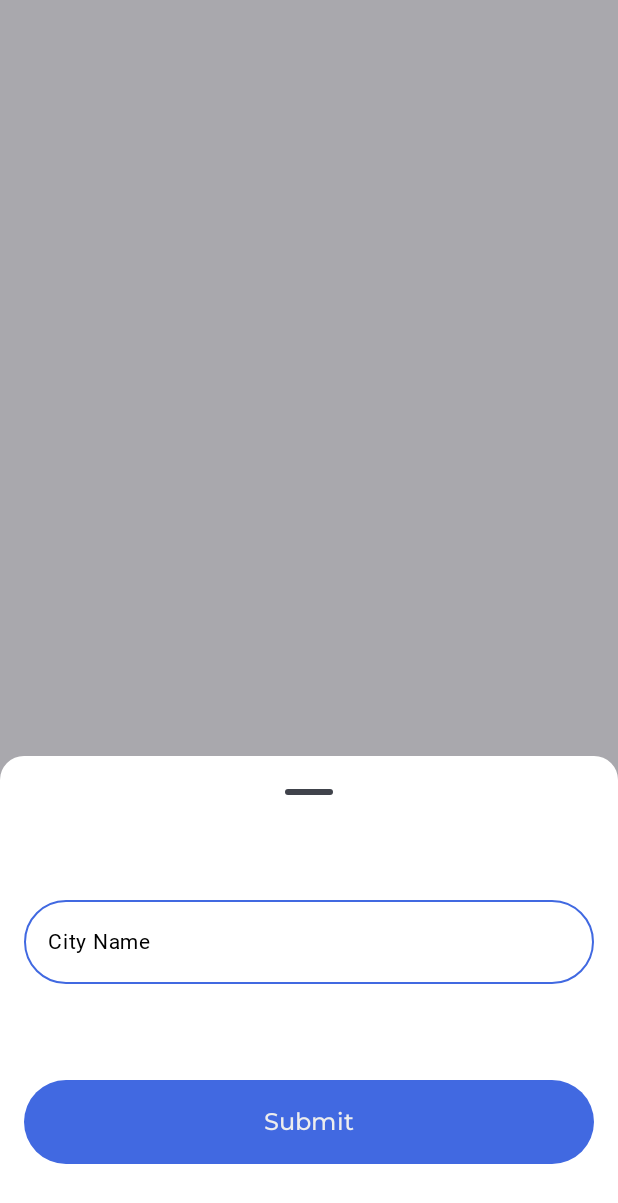
After one commit to isllamm/Weather-App, an Android app built with Jetpack Compose: the composable AddCityBottomSheet shown on its own in the app's theme, on a phone screen of 412 x 824 dp. The commit adds this screen. Shown: the top 1203 px of the screen. Run offline under Robolectric (Android 15) with nearby library versions, the phone set to English and light mode, and no system bars; Roboto replaces fonts that are not available here; 2 statements that could not run were skipped.

Commit message:
Add City Bottom Sheet

```diff
--- a/app/src/main/java/com/weatherapp/core/ui/components/DefaultTextField.kt
+++ b/app/src/main/java/com/weatherapp/core/ui/components/DefaultTextField.kt
@@ -24,8 +24,6 @@ import androidx.compose.ui.unit.dp
 import androidx.compose.ui.unit.sp
 import com.weatherapp.core.ui.theme.AppFont
 import com.weatherapp.core.ui.theme.LightBlue
-import com.weatherapp.core.ui.theme.StrokeColor
-import com.weatherapp.core.ui.theme.TextColor
 
 
 @Composable
@@ -83,7 +81,7 @@ fun DefaultTextField(
                 else {
                     if (!focusState) hint else ""
                 },
-                color = StrokeColor, fontFamily = AppFont.MontserratFont,
+                color = Color.Black, fontFamily = AppFont.MontserratFont,
                 fontSize = fontSize.sp
             )
         },
@@ -92,10 +90,10 @@ fun DefaultTextField(
             fontFamily = AppFont.MontserratFont
         ),
         colors = OutlinedTextFieldDefaults.colors(
-            focusedTextColor = TextColor,
-            unfocusedTextColor = TextColor,
+            focusedTextColor = Color.Black,
+            unfocusedTextColor = Color.Black,
             focusedBorderColor = LightBlue,
-            unfocusedBorderColor = StrokeColor,
+            unfocusedBorderColor = LightBlue,
             unfocusedContainerColor = backgroundColor,
             focusedContainerColor = focusedBackgroundColor
         ),
--- a/app/src/main/java/com/weatherapp/domain/models/List.kt
+++ b/app/src/main/java/com/weatherapp/domain/models/List.kt
@@ -6,10 +6,4 @@ data class List(
     @SerializedName("dt") var dt: Int? = null,
     @SerializedName("main") var main: Main? = Main(),
     @SerializedName("weather") var weather: ArrayList<Weather> = arrayListOf(),
-    @SerializedName("clouds") var clouds: Clouds? = Clouds(),
-    @SerializedName("wind") var wind: Wind? = Wind(),
-    @SerializedName("visibility") var visibility: Int? = null,
-    @SerializedName("pop") var pop: Int? = null,
-    @SerializedName("sys") var sys: Sys? = Sys(),
-    @SerializedName("dt_txt") var dtTxt: String? = null
 )
--- /dev/null
+++ b/app/src/main/java/com/weatherapp/presentation/features/addcitybottomsheet/AddCityBottomSheet.kt
@@ -0,0 +1,75 @@
+package com.weatherapp.presentation.features.addcitybottomsheet
+
+import androidx.compose.foundation.background
+import androidx.compose.foundation.layout.Box
+import androidx.compose.foundation.layout.Column
+import androidx.compose.foundation.layout.Spacer
+import androidx.compose.foundation.layout.fillMaxWidth
+import androidx.compose.foundation.layout.padding
+import androidx.compose.foundation.shape.RoundedCornerShape
+import androidx.compose.material3.BottomSheetDefaults
+import androidx.compose.material3.ExperimentalMaterial3Api
+import androidx.compose.material3.ModalBottomSheet
+import androidx.compose.material3.rememberModalBottomSheetState
+import androidx.compose.runtime.Composable
+import androidx.compose.runtime.getValue
+import androidx.compose.runtime.mutableStateOf
+import androidx.compose.runtime.remember
+import androidx.compose.runtime.setValue
+import androidx.compose.ui.Alignment
+import androidx.compose.ui.Modifier
+import androidx.compose.ui.graphics.Color
+import androidx.compose.ui.unit.dp
+import com.weatherapp.core.ui.components.DefaultButton
+import com.weatherapp.core.ui.components.DefaultTextField
+
+@OptIn(ExperimentalMaterial3Api::class)
+@Composable
+fun AddCityBottomSheet(
+    onDismiss: () -> Unit = {},
+    onApply: (String) -> Unit = {}
+) {
+    val modalBottomSheetState = rememberModalBottomSheetState(skipPartiallyExpanded = true)
+    var cityName by remember { mutableStateOf("") }
+    ModalBottomSheet(
+        onDismissRequest = {
+            onDismiss()
+        },
+        sheetState = modalBottomSheetState,
+        dragHandle = { BottomSheetDefaults.DragHandle() },
+        shape = RoundedCornerShape(topStart = 16.dp, topEnd = 16.dp),
+        containerColor = Color.White,
+    ) {
+        Box(
+            modifier = Modifier
+                .fillMaxWidth()
+                .background(
+                    Color.White,
+                    shape = RoundedCornerShape(topStart = 16.dp, topEnd = 16.dp)
+                ),
+        ) {
+            Column(
+                modifier = Modifier.padding(16.dp),
+                horizontalAlignment = Alignment.CenterHorizontally,
+            ) {
+                Spacer(modifier = Modifier.padding(16.dp))
+                DefaultTextField(
+                    hint = "City Name",
+                    initialText = cityName,
+                    modifier = Modifier.fillMaxWidth()
+                ) { name ->
+                    cityName = name
+                }
+                Spacer(modifier = Modifier.padding(32.dp))
+
+                DefaultButton(
+                    "Submit",
+                    modifier = Modifier.fillMaxWidth()
+                ){
+                    onApply(cityName)
+                }
+                Spacer(modifier = Modifier.padding(16.dp))
+            }
+        }
+    }
+}
```
Also changed, not shown: app/src/main/java/com/weatherapp/domain/models/Clouds.kt (deleted, +0 -7 lines), app/src/main/java/com/weatherapp/domain/models/CurrentWeatherResponse.kt (+0 -9 lines), app/src/main/java/com/weatherapp/domain/models/Rain.kt (deleted, +0 -7 lines), app/src/main/java/com/weatherapp/domain/models/Sys.kt (deleted, +0 -11 lines), app/src/main/java/com/weatherapp/domain/models/Wind.kt (deleted, +0 -9 lines), app/src/main/java/com/weatherapp/presentation/features/forecastscreen/ForecastScreen.kt (+4 -16 lines), app/src/main/java/com/weatherapp/presentation/features/forecastscreen/ForecastViewModel.kt (+25 -4 lines), app/src/main/java/com/weatherapp/presentation/features/weatherscreen/WeatherScreen.kt (+41 -8 lines), app/src/main/java/com/weatherapp/presentation/features/weatherscreen/WeatherViewModel.kt (+12 -1 lines).
